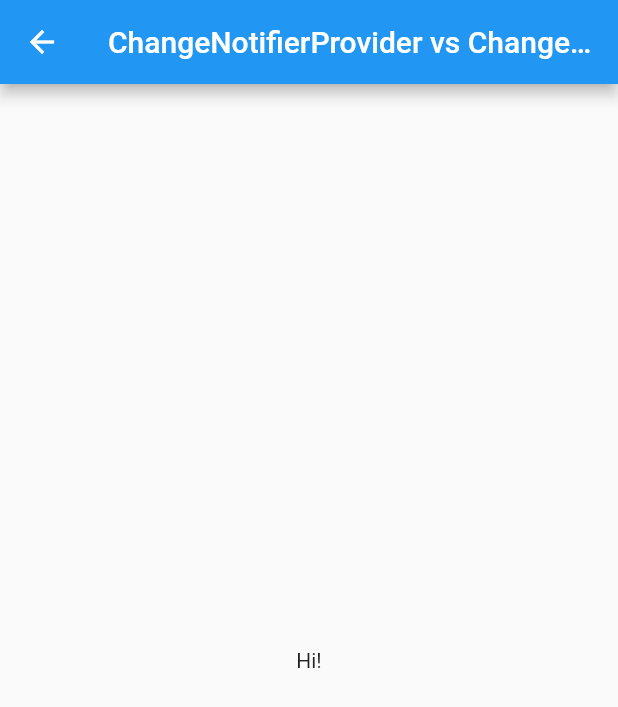
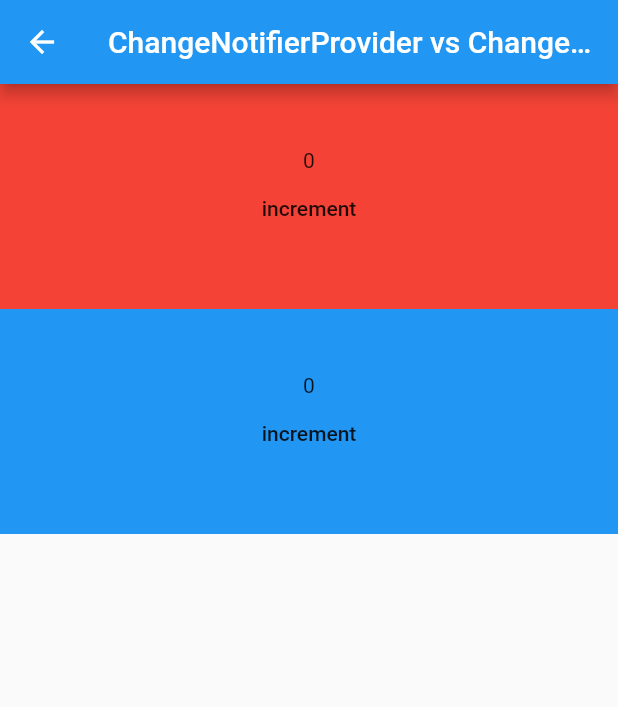
Before and after one commit to kitak/provider-sandbox, a Flutter app: the Kmj screen opened directly, on a phone screen of 412 x 824 dp. Shown: the top 707 px of the screen. Run offline on Flutter 3.47's test engine with Material 2 defaults, Android fonts, the phone set to English and light mode, and no system bars.

Commit message:
ChangeNotifierProvider vs ChangeNotifierProvider.value

```diff
--- a/lib/kmj.dart
+++ b/lib/kmj.dart
@@ -1,5 +1,6 @@
 import 'package:flutter/material.dart';
 import 'package:flutter/widgets.dart';
+import 'package:provider/provider.dart';
 
 // ChangeNotifierProvider vs ChangeNotifierProvider.value
 
@@ -9,9 +10,17 @@ class Kmj extends StatefulWidget {
 }
 
 class _KmjState extends State<Kmj> {
+  final notifier = _Notifier();
+
   @override
   void initState() {
     super.initState();
+  }
+
+  @override
+  void dispose() {
+    notifier.dispose();
+    super.dispose();
   }
 
   @override
@@ -21,10 +30,67 @@ class _KmjState extends State<Kmj> {
         title: Text("ChangeNotifierProvider vs ChangeNotifierProvider.value"),
       ),
       body: Container(
-        child: Center(
-          child: Text("Hi!"),
+        child: Column(
+          children: <Widget>[
+            Container(
+              width: double.infinity,
+              height: 150.0,
+              decoration: const BoxDecoration(color: Colors.red),
+              child: ChangeNotifierProvider<_Notifier>(
+                create: (_) {
+                  return _Notifier();
+                },
+                child: _Counter(),
+              ),
+            ),
+            Container(
+              width: double.infinity,
+              height: 150.0,
+              decoration: const BoxDecoration(color: Colors.blue),
+              child: ChangeNotifierProvider<_Notifier>.value(
+                value: notifier,
+                child: _Counter(),
+              ),
+            ),
+          ],
         ),
       ),
     );
   }
 }
+
+class _Counter extends StatelessWidget {
+  @override
+  Widget build(BuildContext context) {
+    return Column(
+      crossAxisAlignment: CrossAxisAlignment.center,
+      mainAxisAlignment: MainAxisAlignment.center,
+      children: <Widget>[
+        Consumer<_Notifier>(
+          builder: (_, notifier, __) {
+            print(notifier.hashCode);
+            return Text(notifier.count.toString());
+          },
+        ),
+        MaterialButton(
+          child: Text("increment"),
+          onPressed: () {
+            Provider.of<_Notifier>(context, listen: false).increment();
+          },
+        ),
+      ],
+    );
+  }
+}
+
+class _Notifier extends ChangeNotifier {
+  int _count = 0;
+  get count {
+    return _count;
+  }
+
+  increment() {
+    _count += 1;
+    notifyListeners();
+  }
+}
--- a/pubspec.yaml
+++ b/pubspec.yaml
@@ -23,6 +23,7 @@ dependencies:
   # The following adds the Cupertino Icons font to your application.
   # Use with the CupertinoIcons class for iOS style icons.
   cupertino_icons: ^0.1.2
+  provider: ^3.2.0
 
 dev_dependencies:
   flutter_test:
```
Also changed, not shown: pubspec.lock.
